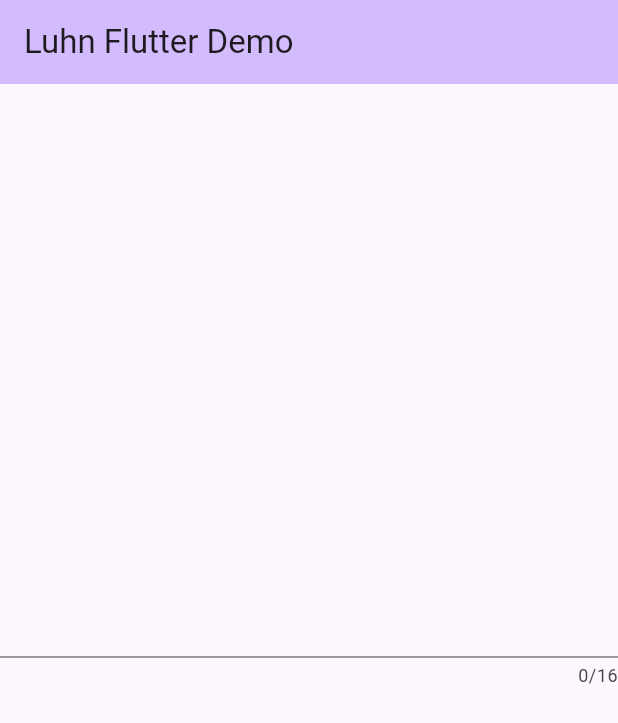
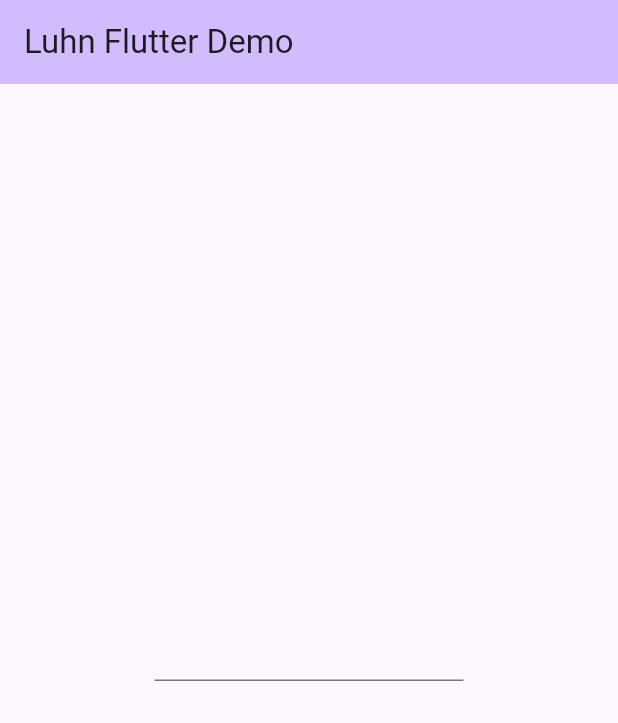
Before and after one commit to WillTrevisol/luhn_card_validation, a Flutter app: the screen it shows after launch, on a phone screen of 412 x 824 dp. Shown: the top 723 px of the screen. Run offline on Flutter 3.47's test engine with Material 2 defaults, Android fonts, the phone set to English and light mode, and no system bars; missing offline and left inert: easy_mask.

Commit message:
feat: added luhn algorithm to validate the card number

```diff
--- a/lib/brand.dart
+++ b/lib/brand.dart
@@ -21,9 +21,6 @@ class Bins {
       [639000, 639099],
       [670000, 679999],
     },
-    Brand.visa: {
-      [4],
-    },
     Brand.visaElectron: {
       [4026],
       [417500],
@@ -31,6 +28,9 @@ class Bins {
       [4844],
       [4913],
       [4917],
+    },
+    Brand.visa: {
+      [4],
     },
     Brand.jcb: {
       [3528, 3589],
--- a/lib/card_validation_result.dart
+++ b/lib/card_validation_result.dart
@@ -3,9 +3,9 @@ import 'package:luhn_card_validation/brand.dart';
 class CardValidationResult {
   CardValidationResult({
     required this.brand,
-    required this.isValid,
+    required this.valid,
   });
 
   final Brand brand;
-  final bool isValid;
+  final bool valid;
 }
--- a/lib/main.dart
+++ b/lib/main.dart
@@ -1,6 +1,7 @@
+import 'package:easy_mask/easy_mask.dart';
 import 'package:flutter/material.dart';
-import 'package:luhn_card_validation/brand.dart';
-import 'package:luhn_card_validation/card_brand_checker.dart';
+import 'package:luhn_card_validation/card_validation_result.dart';
+import 'package:luhn_card_validation/card_validator.dart';
 
 void main() {
   runApp(const MyApp());
@@ -33,7 +34,7 @@ class MyHomePage extends StatefulWidget {
 class _MyHomePageState extends State<MyHomePage> {
 
   final TextEditingController textController = TextEditingController();
-  String brand = '';
+  CardValidationResult? card;
 
   @override
   void dispose() {
@@ -52,20 +53,31 @@ class _MyHomePageState extends State<MyHomePage> {
         child: Column(
           mainAxisAlignment: MainAxisAlignment.center,
           children: <Widget>[
-            TextFormField(
+            SizedBox(
+              width: MediaQuery.of(context).size.width * 0.5,
+              child: TextFormField(
                 controller: textController,
-              maxLength: 16,
+                keyboardType: TextInputType.number,
+                textAlign: TextAlign.center,
+                inputFormatters: [
+                  TextInputMask(mask: '9999 9999 9999 9999'),
+                ],
                 onChanged: (value) {
-                if (value.length >= 13) {
-                  final Brand cardBrand = CardBrandChecker.brand(value);
-                  setState(() => brand = cardBrand.name);
+                  if (value.replaceAll(' ', '').length == 16) {
+                    final CardValidationResult cardResult = CardValidator.validate(value);
+                    setState(() => card = cardResult);
                   } else {
-                  setState(() => brand = '');
+                    setState(() => card = null);
                   }
                 },
               ),
+            ),
+            const SizedBox(height: 20),
+            if (card != null) ...{
+              Text('Brand: ${card?.brand.name}'),
               const SizedBox(height: 10),
-            Text(brand),
+              Text('Luhn Algorithm Valid: ${card?.valid}')
+            }
           ],
         ),
       ),
--- a/pubspec.yaml
+++ b/pubspec.yaml
@@ -11,6 +11,7 @@ dependencies:
   flutter:
     sdk: flutter
   cupertino_icons: ^1.0.2
+  easy_mask: ^2.0.1
 
 dev_dependencies:
   flutter_test:
```
Also changed, not shown: lib/card_validator.dart (+14 -1 lines), lib/luhn.dart (+22 -1 lines), pubspec.lock. Lines whose indentation alone changed are shown as unchanged.
